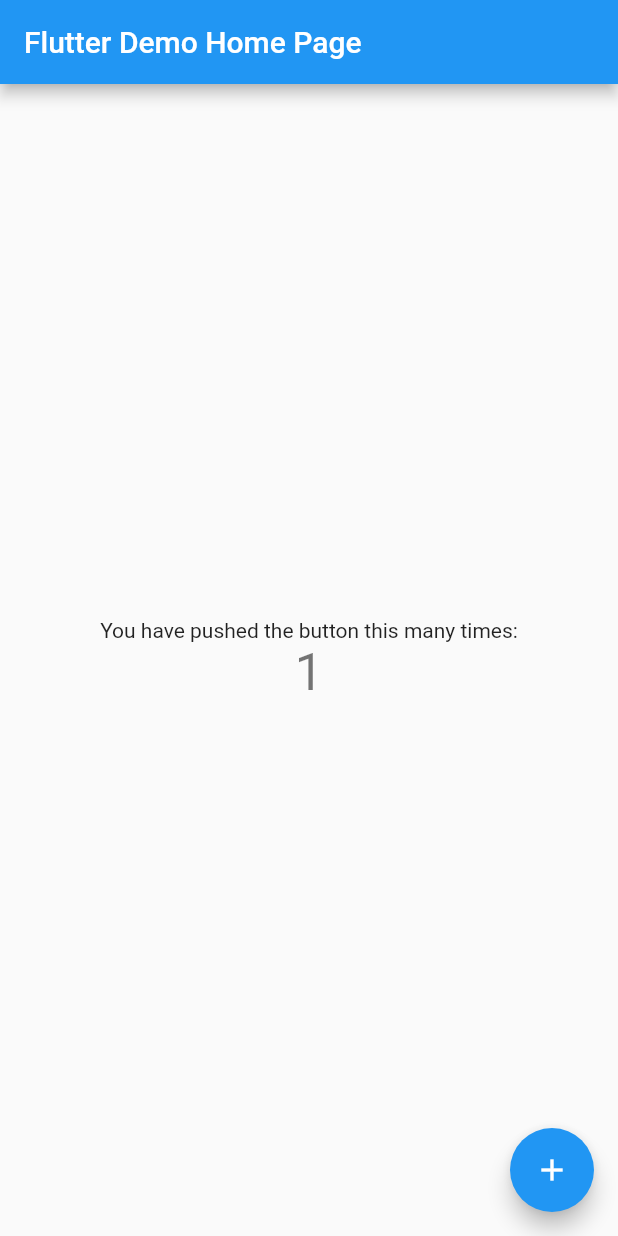
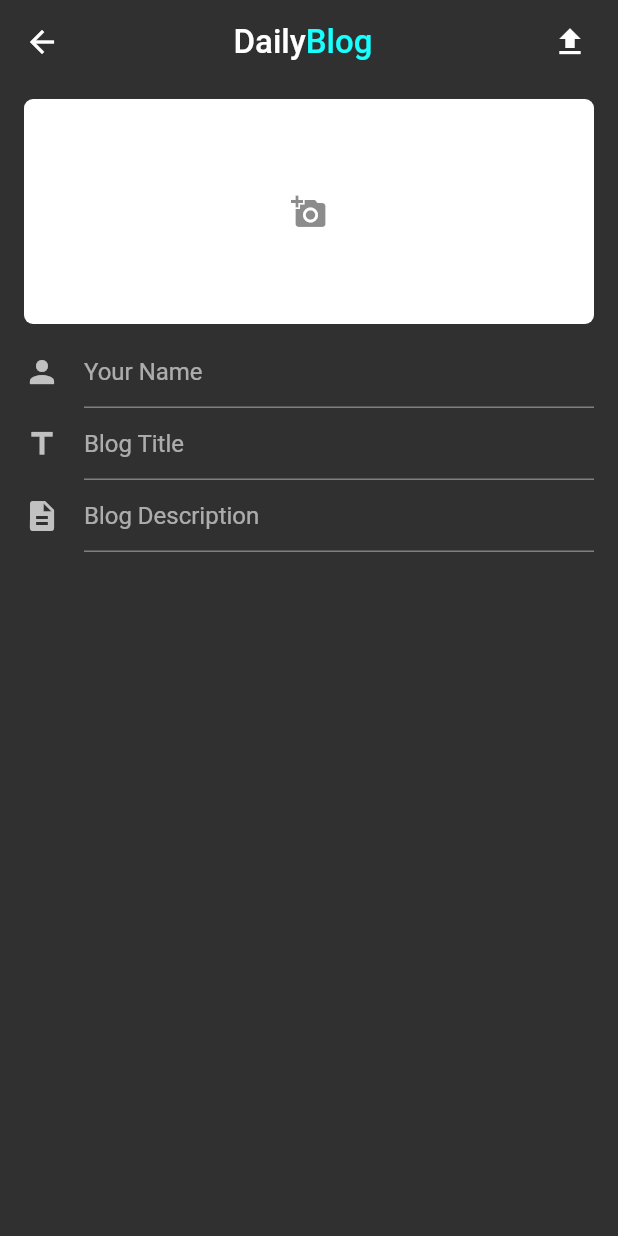
Before and after one commit to KevinApodaca/DailyBlog, a Flutter app: the screen it shows after launch, after a tap on the "add" icon, on a phone screen of 412 x 824 dp. Run offline on Flutter 3.47's test engine with Material 2 defaults, Android fonts, the phone set to English and light mode, and no system bars.

Commit message:
firebase setup, home view and create view

```diff
--- a/lib/main.dart
+++ b/lib/main.dart
@@ -1,3 +1,4 @@
+import 'package:DailyBlog/views/home.dart';
 import 'package:flutter/material.dart';
 
 void main() {
@@ -9,109 +10,10 @@ class MyApp extends StatelessWidget {
   @override
   Widget build(BuildContext context) {
     return MaterialApp(
+      debugShowCheckedModeBanner: false,
       title: 'Flutter Demo',
-      theme: ThemeData(
-        // This is the theme of your application.
-        //
-        // Try running your application with "flutter run". You'll see the
-        // application has a blue toolbar. Then, without quitting the app, try
-        // changing the primarySwatch below to Colors.green and then invoke
-        // "hot reload" (press "r" in the console where you ran "flutter run",
-        // or simply save your changes to "hot reload" in a Flutter IDE).
-        // Notice that the counter didn't reset back to zero; the application
-        // is not restarted.
-        primarySwatch: Colors.blue,
-        // This makes the visual density adapt to the platform that you run
-        // the app on. For desktop platforms, the controls will be smaller and
-        // closer together (more dense) than on mobile platforms.
-        visualDensity: VisualDensity.adaptivePlatformDensity,
-      ),
-      home: MyHomePage(title: 'Flutter Demo Home Page'),
+      theme: ThemeData.dark(),
+      home: Home(),
     );
   }
 }
-
-class MyHomePage extends StatefulWidget {
-  MyHomePage({Key key, this.title}) : super(key: key);
-
-  // This widget is the home page of your application. It is stateful, meaning
-  // that it has a State object (defined below) that contains fields that affect
-  // how it looks.
-
-  // This class is the configuration for the state. It holds the values (in this
-  // case the title) provided by the parent (in this case the App widget) and
-  // used by the build method of the State. Fields in a Widget subclass are
-  // always marked "final".
-
-  final String title;
-
-  @override
-  _MyHomePageState createState() => _MyHomePageState();
-}
-
-class _MyHomePageState extends State<MyHomePage> {
-  int _counter = 0;
-
-  void _incrementCounter() {
-    setState(() {
-      // This call to setState tells the Flutter framework that something has
-      // changed in this State, which causes it to rerun the build method below
-      // so that the display can reflect the updated values. If we changed
-      // _counter without calling setState(), then the build method would not be
-      // called again, and so nothing would appear to happen.
-      _counter++;
-    });
-  }
-
-  @override
-  Widget build(BuildContext context) {
-    // This method is rerun every time setState is called, for instance as done
-    // by the _incrementCounter method above.
-    //
-    // The Flutter framework has been optimized to make rerunning build methods
-    // fast, so that you can just rebuild anything that needs updating rather
-    // than having to individually change instances of widgets.
-    return Scaffold(
-      appBar: AppBar(
-        // Here we take the value from the MyHomePage object that was created by
-        // the App.build method, and use it to set our appbar title.
-        title: Text(widget.title),
-      ),
-      body: Center(
-        // Center is a layout widget. It takes a single child and positions it
-        // in the middle of the parent.
-        child: Column(
-          // Column is also a layout widget. It takes a list of children and
-          // arranges them vertically. By default, it sizes itself to fit its
-          // children horizontally, and tries to be as tall as its parent.
-          //
-          // Invoke "debug painting" (press "p" in the console, choose the
-          // "Toggle Debug Paint" action from the Flutter Inspector in Android
-          // Studio, or the "Toggle Debug Paint" command in Visual Studio Code)
-          // to see the wireframe for each widget.
-          //
-          // Column has various properties to control how it sizes itself and
-          // how it positions its children. Here we use mainAxisAlignment to
-          // center the children vertically; the main axis here is the vertical
-          // axis because Columns are vertical (the cross axis would be
-          // horizontal).
-          mainAxisAlignment: MainAxisAlignment.center,
-          children: <Widget>[
-            Text(
-              'You have pushed the button this many times:',
-            ),
-            Text(
-              '$_counter',
-              style: Theme.of(context).textTheme.headline4,
-            ),
-          ],
-        ),
-      ),
-      floatingActionButton: FloatingActionButton(
-        onPressed: _incrementCounter,
-        tooltip: 'Increment',
-        child: Icon(Icons.add),
-      ), // This trailing comma makes auto-formatting nicer for build methods.
-    );
-  }
-}
--- /dev/null
+++ b/lib/views/create_blog.dart
@@ -0,0 +1,96 @@
+import 'package:flutter/material.dart';
+
+class CreateBlog extends StatefulWidget {
+  @override
+  _CreateBlogState createState() => _CreateBlogState();
+}
+
+class _CreateBlogState extends State<CreateBlog> {
+  TextEditingController _textFieldController = TextEditingController();
+  TextEditingController _textFieldController2 = TextEditingController();
+  TextEditingController _textFieldController3 = TextEditingController();
+  String authorName, title, desc;
+  @override
+  Widget build(BuildContext context) {
+    return Scaffold(
+      appBar: AppBar(
+        title: Row(
+          mainAxisAlignment: MainAxisAlignment.center,
+          children: <Widget>[
+            Text(
+              "Daily",
+              style: TextStyle(fontSize: 22),
+            ),
+            Text(
+              "Blog",
+              style: TextStyle(color: Colors.cyanAccent, fontSize: 22),
+            )
+          ],
+        ),
+        backgroundColor: Colors.transparent,
+        elevation: 0.0,
+        actions: <Widget>[
+          Container(
+              padding: EdgeInsets.symmetric(horizontal: 20),
+              child: Icon(Icons.file_upload))
+        ],
+      ),
+      body: Container(
+        child: Column(
+          children: <Widget>[
+            SizedBox(
+              height: 10,
+            ),
+            Container(
+              margin: EdgeInsets.symmetric(horizontal: 16),
+              height: 150,
+              decoration: BoxDecoration(
+                  color: Colors.white, borderRadius: BorderRadius.circular(6)),
+              width: MediaQuery.of(context).size.width,
+              child: Icon(
+                Icons.add_a_photo,
+                color: Colors.black45,
+              ),
+            ),
+            SizedBox(
+              height: 8,
+            ),
+            Container(
+              margin: EdgeInsets.symmetric(horizontal: 16),
+              child: Column(
+                children: <Widget>[
+                  TextField(
+                    controller: _textFieldController,
+                    decoration: InputDecoration(
+                        hintText: "Your Name", icon: Icon(Icons.person)),
+                    onChanged: (value) {
+                      authorName = value;
+                    },
+                  ),
+                  TextField(
+                    controller: _textFieldController2,
+                    decoration: InputDecoration(
+                        hintText: "Blog Title", icon: Icon(Icons.title)),
+                    onChanged: (value) {
+                      title = value;
+                    },
+                  ),
+                  TextField(
+                    maxLines: null,
+                    controller: _textFieldController3,
+                    decoration: InputDecoration(
+                        hintText: "Blog Description",
+                        icon: Icon(Icons.description)),
+                    onChanged: (value) {
+                      desc = value;
+                    },
+                  )
+                ],
+              ),
+            )
+          ],
+        ),
+      ),
+    );
+  }
+}
--- /dev/null
+++ b/lib/views/home.dart
@@ -0,0 +1,48 @@
+import 'package:DailyBlog/views/create_blog.dart';
+import 'package:flutter/material.dart';
+
+class Home extends StatefulWidget {
+  @override
+  _HomeState createState() => _HomeState();
+}
+
+class _HomeState extends State<Home> {
+  @override
+  Widget build(BuildContext context) {
+    return Scaffold(
+      appBar: AppBar(
+        title: Row(
+          mainAxisAlignment: MainAxisAlignment.center,
+          children: <Widget>[
+            Text(
+              "Daily",
+              style: TextStyle(fontSize: 22),
+            ),
+            Text(
+              "Blog",
+              style: TextStyle(color: Colors.cyanAccent, fontSize: 22),
+            )
+          ],
+        ),
+        backgroundColor: Colors.transparent,
+        elevation: 0.0,
+      ),
+      body: Container(),
+      floatingActionButton: Container(
+        padding: EdgeInsets.symmetric(vertical: 20),
+        child: Row(
+          mainAxisAlignment: MainAxisAlignment.end,
+          children: <Widget>[
+            FloatingActionButton(
+              onPressed: () {
+                Navigator.push(context,
+                    MaterialPageRoute(builder: (context) => CreateBlog()));
+              },
+              child: Icon(Icons.add),
+            )
+          ],
+        ),
+      ),
+    );
+  }
+}
```
Also changed, not shown: 119 other files.
